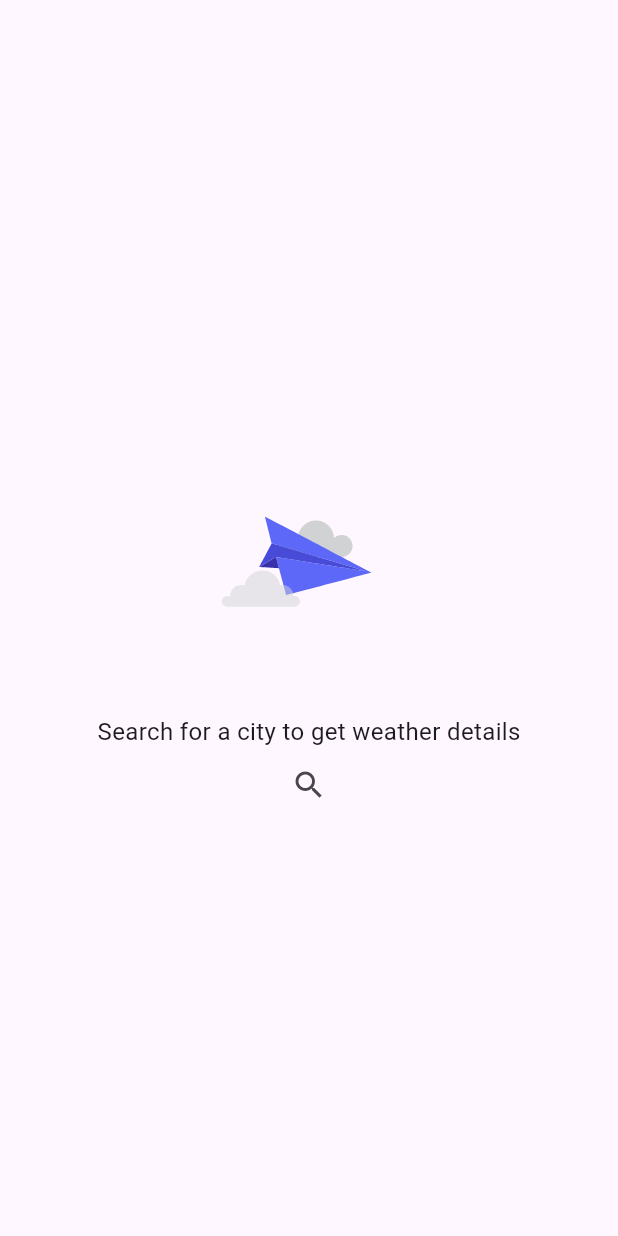
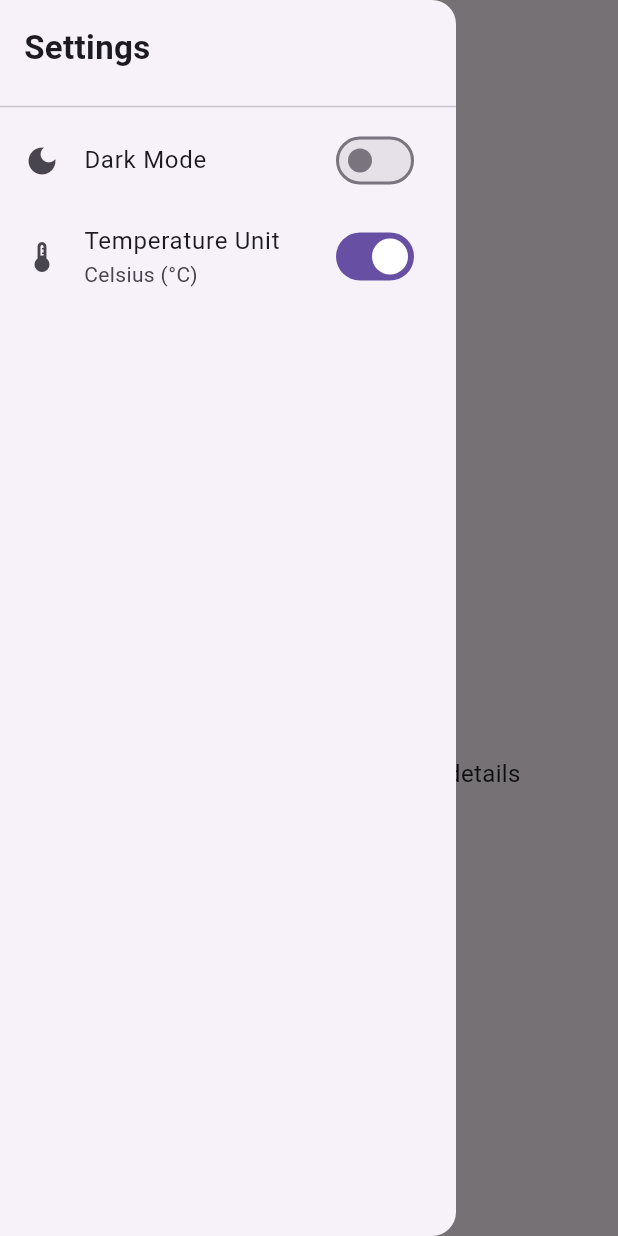
Before and after one commit to Antrimo/hudle, a Flutter app: the screen it shows after launch, with the side drawer open (before the commit the screen has no drawer), on a phone screen of 412 x 824 dp. Run offline on Flutter 3.47's test engine with Material 3 defaults, Android fonts, the phone set to English and light mode, and no system bars; our stand-ins replace dio, flutter_bloc, lottie.

Commit message:
added menu and toggle logics

```diff
--- a/lib/bloc/weather_bloc.dart
+++ b/lib/bloc/weather_bloc.dart
@@ -5,15 +5,15 @@ import 'package:hudle/data/repository/weather_repository.dart';
 
 class WeatherBloc extends Bloc<WeatherEvent, WeatherState> {
   final WeatherRepository weatherRepository;
-  bool isDark = false;
+  bool isDarkMode = false;
+  bool isCelsius = true;
+  String? _lastCity;
 
   WeatherBloc(this.weatherRepository) : super(WeatherInitial()) {
     on<WeatherFetched>(_getCurrentWeather);
-
-    on<WeatherThemeChanged>((event, emit) {
-      isDark = event.isDarkMode;
-      emit(WeatherThemeState(isDark));
-    });
+    on<WeatherThemeToggled>(_toggleTheme);
+    on<WeatherUnitToggled>(_toggleUnit);
+    on<WeatherRefreshRequested>(_onRefreshWeather);
   }
 
   void _getCurrentWeather(
@@ -23,9 +23,42 @@ class WeatherBloc extends Bloc<WeatherEvent, WeatherState> {
     emit(WeatherLoading());
     try {
       final weather = await weatherRepository.getWeatherByCity(event.cityName);
-      emit(WeatherSuccess(weather));
+      emit(WeatherSuccess(weather, isDarkMode, isCelsius));
     } catch (e) {
       emit(WeatherFailure('Failed to fetch weather'));
     }
   }
+
+  void _toggleTheme(WeatherThemeToggled event, Emitter<WeatherState> emit) {
+    isDarkMode = !isDarkMode;
+
+    if (state is WeatherSuccess) {
+      final current = state as WeatherSuccess;
+      emit(WeatherSuccess(current.weather, isDarkMode, isCelsius));
+    }
+  }
+
+  void _toggleUnit(WeatherUnitToggled event, Emitter<WeatherState> emit) {
+    isCelsius = !isCelsius;
+
+    if (state is WeatherSuccess) {
+      final current = state as WeatherSuccess;
+      emit(WeatherSuccess(current.weather, isDarkMode, isCelsius));
+    }
+  }
+
+  Future<void> _onRefreshWeather(
+    WeatherRefreshRequested event,
+    Emitter<WeatherState> emit,
+  ) async {
+    if (_lastCity == null) return;
+
+    emit(WeatherLoading());
+    try {
+      final weather = await weatherRepository.getWeatherByCity(_lastCity!);
+      emit(WeatherSuccess(weather, isDarkMode, isCelsius));
+    } catch (e) {
+      emit(WeatherFailure(e.toString()));
+    }
+  }
 }
--- a/lib/bloc/weather_event.dart
+++ b/lib/bloc/weather_event.dart
@@ -8,8 +8,6 @@ class WeatherFetched extends WeatherEvent {
 
 class WeatherRefreshRequested extends WeatherEvent {}
 
-class WeatherThemeChanged extends WeatherEvent {
-  final bool isDarkMode;
+class WeatherThemeToggled extends WeatherEvent {}
 
-  WeatherThemeChanged(this.isDarkMode);
-}
+class WeatherUnitToggled extends WeatherEvent {}
--- a/lib/bloc/weather_state.dart
+++ b/lib/bloc/weather_state.dart
@@ -8,8 +8,10 @@ class WeatherLoading extends WeatherState {}
 
 class WeatherSuccess extends WeatherState {
   final WeatherModel weather;
+  final bool isDarkMode;
+  final bool isCelsius;
 
-  WeatherSuccess(this.weather);
+  WeatherSuccess(this.weather, this.isDarkMode, this.isCelsius);
 }
 
 class WeatherFailure extends WeatherState {
--- a/lib/presentation/screens/home_screen.dart
+++ b/lib/presentation/screens/home_screen.dart
@@ -4,6 +4,7 @@ import 'package:hudle/bloc/weather_bloc.dart';
 import 'package:hudle/bloc/weather_event.dart';
 import 'package:hudle/bloc/weather_state.dart';
 import 'package:hudle/core/utils/weather_cases.dart';
+import 'package:hudle/presentation/widgets/menu_widget.dart';
 import 'package:hudle/presentation/widgets/tile_widget.dart';
 import 'package:lottie/lottie.dart';
 
@@ -15,8 +16,6 @@ class HomeScreen extends StatefulWidget {
 }
 
 class _HomeScreenState extends State<HomeScreen> {
-  final TextEditingController searchController = TextEditingController();
-
   void openSearchPopup() {
     final TextEditingController controller = TextEditingController();
 
@@ -54,9 +53,20 @@ class _HomeScreenState extends State<HomeScreen> {
     Navigator.pop(context);
   }
 
+  double _displayTemp(double temp, bool isCelsius) {
+    return isCelsius ? temp : (temp * 9 / 5) + 32;
+  }
+
   @override
   Widget build(BuildContext context) {
     return Scaffold(
+      // backgroundColor: Colors.grey[500],
+      drawer: const MenuWidget(),
+      appBar: AppBar(
+        title: const Text('weather app'),
+        centerTitle: true,
+        elevation: 0,
+      ),
       body: Padding(
         padding: const EdgeInsets.all(16),
         child: Column(
@@ -70,29 +80,34 @@ class _HomeScreenState extends State<HomeScreen> {
                   if (state is WeatherSuccess) {
                     final weather = state.weather;
 
-                    return Column(
-                      crossAxisAlignment: CrossAxisAlignment.start,
+                    return RefreshIndicator(
+                      onRefresh: () async {
+                        context.read<WeatherBloc>().add(
+                          WeatherRefreshRequested(),
+                        );
+                      },
+                      child: ListView(
+                        physics: const AlwaysScrollableScrollPhysics(),
                         children: [
                           Row(
-                          textBaseline: TextBaseline.alphabetic,
-                          crossAxisAlignment: CrossAxisAlignment.baseline,
+                            textBaseline: TextBaseline.ideographic,
+                            crossAxisAlignment: CrossAxisAlignment.center,
                             children: [
                               Text(
                                 weather.cityName,
                                 style: const TextStyle(
-                                fontSize: 28,
+                                  fontSize: 36,
                                   fontWeight: FontWeight.w500,
                                 ),
                               ),
                               const SizedBox(width: 8),
-                            const Icon(Icons.location_pin, color: Colors.black),
+                              const Icon(
+                                Icons.location_pin,
+                                color: Colors.black,
+                              ),
                               Spacer(),
                               IconButton(
                                 icon: const Icon(Icons.search),
-                              onPressed: openSearchPopup,
-                            ),
-                            IconButton(
-                              icon: const Icon(Icons.dark_mode),
                                 onPressed: openSearchPopup,
                               ),
                             ],
@@ -103,7 +118,8 @@ class _HomeScreenState extends State<HomeScreen> {
                             crossAxisAlignment: CrossAxisAlignment.baseline,
                             children: [
                               Text(
-                              '${weather.temperature.toStringAsFixed(0)} °C',
+                                '${_displayTemp(weather.temperature, state.isCelsius).toStringAsFixed(1)}°'
+                                '${state.isCelsius ? 'C' : 'F'}',
                                 style: const TextStyle(
                                   fontSize: 64,
                                   fontWeight: FontWeight.w300,
@@ -149,6 +165,7 @@ class _HomeScreenState extends State<HomeScreen> {
                             ],
                           ),
                         ],
+                      ),
                     );
                   }
 
--- /dev/null
+++ b/lib/presentation/widgets/menu_widget.dart
@@ -0,0 +1,66 @@
+import 'package:flutter/material.dart';
+import 'package:flutter_bloc/flutter_bloc.dart';
+import 'package:hudle/bloc/weather_bloc.dart';
+import 'package:hudle/bloc/weather_event.dart';
+import 'package:hudle/bloc/weather_state.dart';
+
+class MenuWidget extends StatelessWidget {
+  const MenuWidget({super.key});
+
+  @override
+  Widget build(BuildContext context) {
+    return Drawer(
+      child: SafeArea(
+        child: Column(
+          crossAxisAlignment: CrossAxisAlignment.start,
+          children: [
+            const Padding(
+              padding: EdgeInsets.all(16),
+              child: Text(
+                'Settings',
+                style: TextStyle(fontSize: 22, fontWeight: FontWeight.bold),
+              ),
+            ),
+            const Divider(),
+
+            BlocBuilder<WeatherBloc, WeatherState>(
+              builder: (context, state) {
+                bool isDark = false;
+                bool isCelsius = true;
+
+                if (state is WeatherSuccess) {
+                  isDark = state.isDarkMode;
+                  isCelsius = state.isCelsius;
+                }
+
+                return Column(
+                  children: [
+                    SwitchListTile(
+                      title: const Text('Dark Mode'),
+                      value: isDark,
+                      onChanged: (_) {
+                        context.read<WeatherBloc>().add(WeatherThemeToggled());
+                      },
+                      secondary: const Icon(Icons.dark_mode),
+                    ),
+                    SwitchListTile(
+                      title: const Text('Temperature Unit'),
+                      subtitle: Text(
+                        isCelsius ? 'Celsius (°C)' : 'Fahrenheit (°F)',
+                      ),
+                      value: isCelsius,
+                      onChanged: (_) {
+                        context.read<WeatherBloc>().add(WeatherUnitToggled());
+                      },
+                      secondary: const Icon(Icons.thermostat),
+                    ),
+                  ],
+                );
+              },
+            ),
+          ],
+        ),
+      ),
+    );
+  }
+}
--- a/pubspec.yaml
+++ b/pubspec.yaml
@@ -37,6 +37,7 @@ dependencies:
   dio: ^5.9.0
   flutter_bloc: ^9.1.1
   lottie: ^3.3.2
+  liquid_pull_refresh: ^1.0.6
 
 dev_dependencies:
   flutter_test:
```
Also changed, not shown: pubspec.lock. Lines whose indentation alone changed are shown as unchanged.
